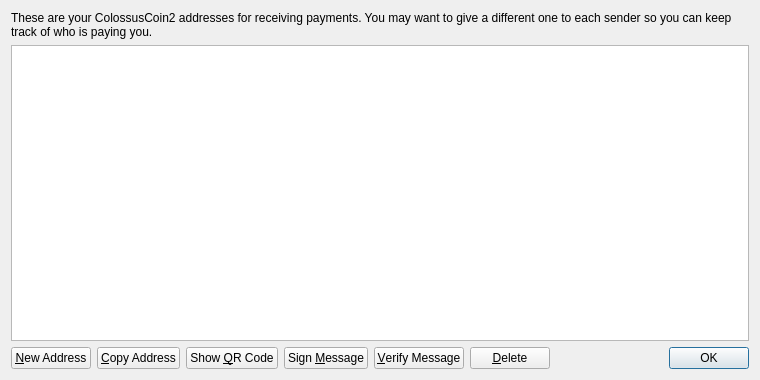
Before: the Qt Designer form src/qt/forms/addressbookpage.ui in Crestington/Test7, drawn with Qt 5.
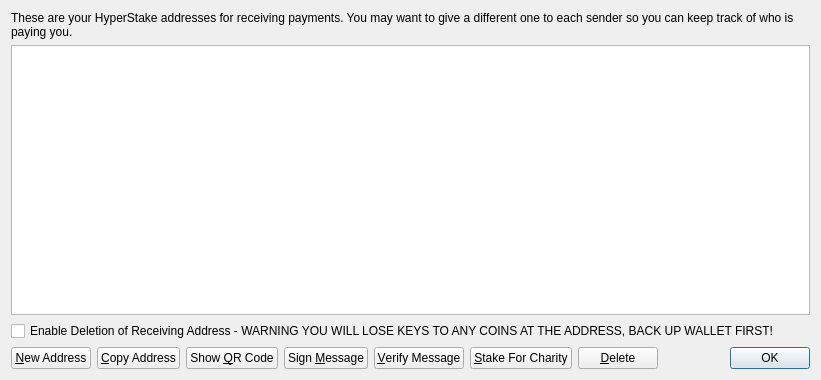
After: the same form once the commit is applied. Icons and pictures are not drawn.

Commit message: CV2 to HyperStake

What changed in the file:
```diff
--- a/src/qt/forms/addressbookpage.ui
+++ b/src/qt/forms/addressbookpage.ui
@@ -6,7 +6,7 @@
    <rect>
     <x>0</x>
     <y>0</y>
-    <width>760</width>
+    <width>821</width>
     <height>380</height>
    </rect>
   </property>
@@ -17,7 +17,7 @@
    <item>
     <widget class="QLabel" name="labelExplanation">
      <property name="text">
-      <string>These are your ColossusCoin2 addresses for receiving payments. You may want to give a different one to each sender so you can keep track of who is paying you.</string>
+      <string>These are your HyperStake addresses for receiving payments. You may want to give a different one to each sender so you can keep track of who is paying you.</string>
      </property>
      <property name="textFormat">
       <enum>Qt::PlainText</enum>
@@ -55,6 +55,13 @@
      </attribute>
     </widget>
    </item>
+   <item>
+    <widget class="QCheckBox" name="deleteCheckBox">
+     <property name="text">
+      <string>Enable Deletion of Receiving Address - WARNING YOU WILL LOSE KEYS TO ANY COINS AT THE ADDRESS, BACK UP WALLET FIRST!</string>
+     </property>
+    </widget>
+   </item>
    <item>
     <layout class="QHBoxLayout" name="horizontalLayout">
      <item>
@@ -124,6 +131,20 @@
        </property>
       </widget>
      </item>
+     <item>
+      <widget class="QPushButton" name="stakeForCharityPushButton">
+       <property name="toolTip">
+        <string>Send a percentage of stake to a specified HyperStake address</string>
+       </property>
+       <property name="text">
+        <string>&amp;Stake For Charity</string>
+       </property>
+       <property name="icon">
+        <iconset resource="../bitcoin.qrc">
+         <normaloff>:/icons/send</normaloff>:/icons/send</iconset>
+       </property>
+      </widget>
+     </item>
      <item>
       <widget class="QPushButton" name="deleteButton">
        <property name="toolTip">
```
Left out of the diff: 4 changed lines with no effect on the pictures. The commit also changes 722 other files.
